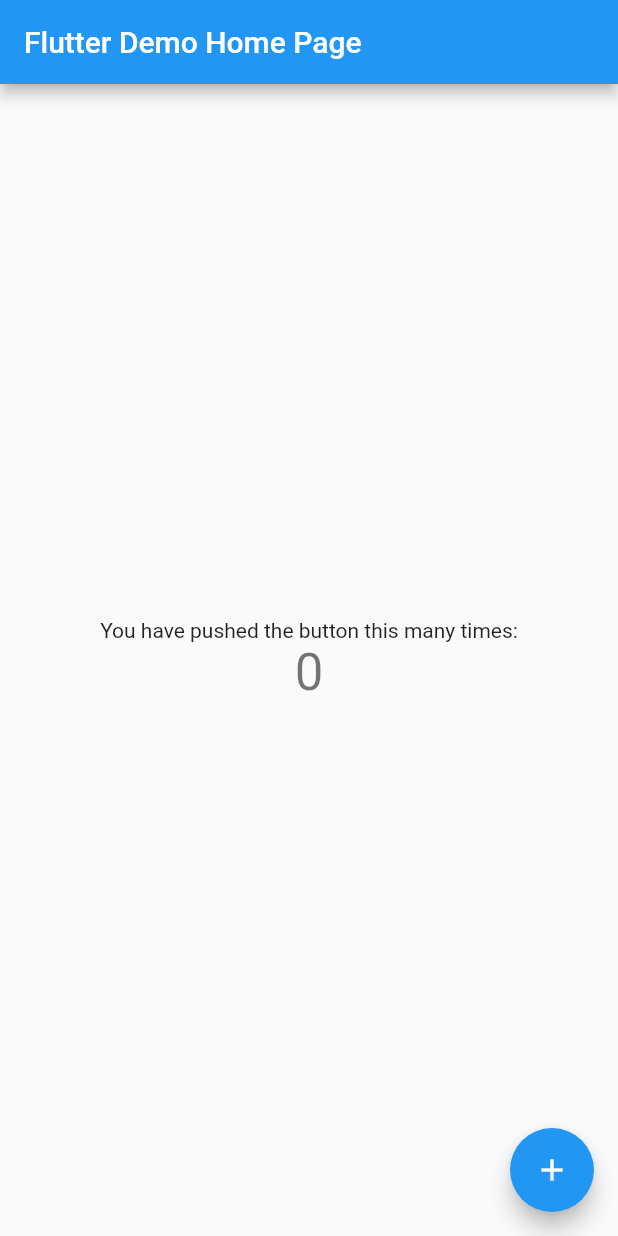
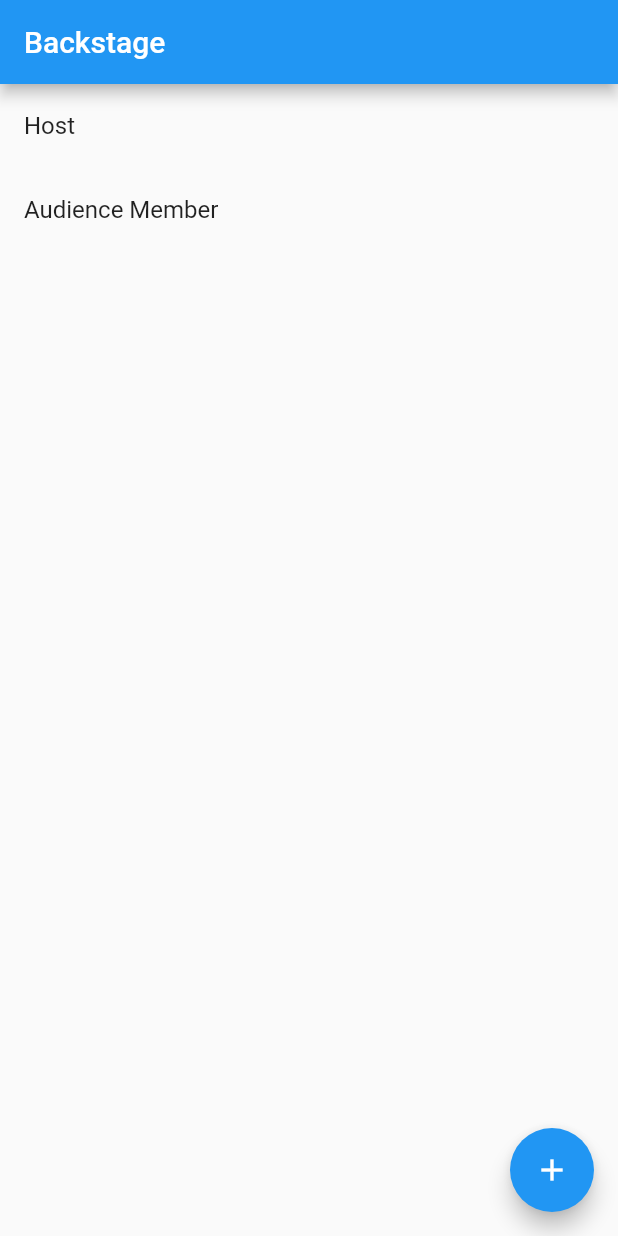
Before and after one commit to AppJam2021-IntelligentBadAss/Front-End, a Flutter app: the screen it shows after launch, on a phone screen of 412 x 824 dp. Run offline on Flutter 3.47's test engine with Material 2 defaults, Android fonts, the phone set to English and light mode, and no system bars.

Commit message:
changed home page to include a listview with two options to choose from

```diff
--- a/backstage/lib/main.dart
+++ b/backstage/lib/main.dart
@@ -22,7 +22,7 @@ class MyApp extends StatelessWidget {
         // is not restarted.
         primarySwatch: Colors.blue,
       ),
-      home: MyHomePage(title: 'Flutter Demo Home Page'),
+      home: MyHomePage(title: 'Backstage'),
     );
   }
 }
@@ -40,6 +40,7 @@ class MyHomePage extends StatefulWidget {
   // always marked "final".
 
   final String title;
+  final List<String> actors = <String>['Host', 'Audience Member'];
 
   @override
   _MyHomePageState createState() => _MyHomePageState();
@@ -73,39 +74,16 @@ class _MyHomePageState extends State<MyHomePage> {
         // the App.build method, and use it to set our appbar title.
         title: Text(widget.title),
       ),
-      body: Center(
-        // Center is a layout widget. It takes a single child and positions it
-        // in the middle of the parent.
-        child: Column(
-          // Column is also a layout widget. It takes a list of children and
-          // arranges them vertically. By default, it sizes itself to fit its
-          // children horizontally, and tries to be as tall as its parent.
-          //
-          // Invoke "debug painting" (press "p" in the console, choose the
-          // "Toggle Debug Paint" action from the Flutter Inspector in Android
-          // Studio, or the "Toggle Debug Paint" command in Visual Studio Code)
-          // to see the wireframe for each widget.
-          //
-          // Column has various properties to control how it sizes itself and
-          // how it positions its children. Here we use mainAxisAlignment to
-          // center the children vertically; the main axis here is the vertical
-          // axis because Columns are vertical (the cross axis would be
-          // horizontal).
-          mainAxisAlignment: MainAxisAlignment.center,
-          children: <Widget>[
-            Text(
-              'You have pushed the button this many times:',
-            ),
-            Text(
-              '$_counter',
-              style: Theme.of(context).textTheme.headline4,
-            ),
-          ],
-        ),
-      ),
+      body: ListView.builder(
+          itemCount: widget.actors.length,
+          itemBuilder: (BuildContext context, int i) {
+            return ListTile(
+              title: Text(widget.actors[i]),
+            );
+          }),
       floatingActionButton: FloatingActionButton(
         onPressed: _incrementCounter,
-        tooltip: 'Increment',
+        tooltip: 'Create Room',
         child: Icon(Icons.add),
       ), // This trailing comma makes auto-formatting nicer for build methods.
     );
```
Also changed, not shown: 7 other files.
